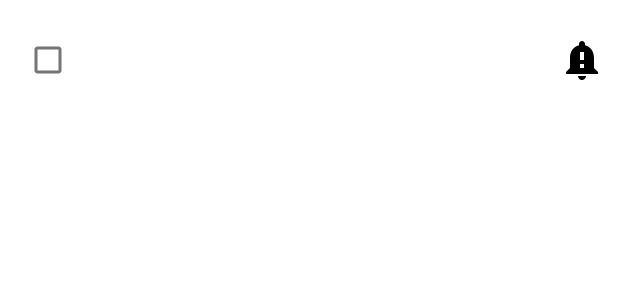
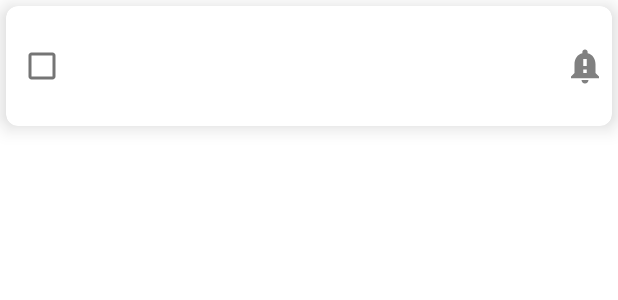
Before and after one commit to PasararAndrey/ToDo, an Android app: the layout task_item.xml on its own in the app's theme, with its tools: preview values and no code run, on a phone screen of 412 x 824 dp. Shown: the top 300 px of the screen. Run offline under Robolectric (Android 15) with nearby library versions, the phone set to English and light mode, and no system bars.

Commit message:
-Улучшен ввод данных : Выбор даты после текущего дня, кол-во символов - не больше 20. - Изменен внешний вид разметки добавления задачи, отдельного элемента списка -Минорные изменения в стилях, цветах и т.д.

```diff
--- a/app/build.gradle.kts
+++ b/app/build.gradle.kts
@@ -58,7 +58,7 @@ dependencies {
     val androidxJunitVersion = "1.1.2"
     val navigation = "2.3.5"
     val hiltVersion = "2.38.1"
-
+    val cardViewVersion = "1.0.0"
     implementation("androidx.appcompat:appcompat:$appCompatVersion")
     implementation("androidx.activity:activity-ktx:$activityVersion")
 
@@ -81,7 +81,7 @@ dependencies {
     // UI
     implementation("androidx.constraintlayout:constraintlayout:$constraintLayoutVersion")
     implementation("com.google.android.material:material:$materialVersion")
-
+    implementation("androidx.cardview:cardview:$cardViewVersion")
     //Navigation
     implementation("androidx.navigation:navigation-runtime-ktx:$navigation")
     implementation("androidx.navigation:navigation-fragment-ktx:$navigation")
--- a/app/src/main/java/com/example/todo/ui/fragment/tasks/TasksAdapter.kt
+++ b/app/src/main/java/com/example/todo/ui/fragment/tasks/TasksAdapter.kt
@@ -22,7 +22,7 @@ class TasksAdapter(
             binding.apply {
                 title.text = task.title
                 if (task.termDate != null) {
-                    description.text = DateFormat.getDateInstance().format(task.termDate).toString()
+                    termDate.text = DateFormat.getDateInstance().format(task.termDate).toString()
                 }
                 completeCheckbox.setOnCheckedChangeListener { _, isChecked ->
                     if (isChecked) {
--- a/app/src/main/res/drawable/task_important.xml
+++ b/app/src/main/res/drawable/task_important.xml
@@ -1,4 +1,4 @@
-<vector android:height="24dp" android:tint="#000000"
+<vector android:height="24dp" android:tint="#808080"
     android:viewportHeight="24" android:viewportWidth="24"
     android:width="24dp" xmlns:android="http://schemas.android.com/apk/res/android">
     <path android:fillColor="@android:color/white" android:pathData="M18,16v-5c0,-3.07 -1.64,-5.64 -4.5,-6.32L13.5,4c0,-0.83 -0.67,-1.5 -1.5,-1.5s-1.5,0.67 -1.5,1.5v0.68C7.63,5.36 6,7.92 6,11v5l-2,2v1h16v-1l-2,-2zM13,16h-2v-2h2v2zM13,12h-2L11,8h2v4zM12,22c1.1,0 2,-0.9 2,-2h-4c0,1.1 0.89,2 2,2z"/>
--- a/app/src/main/res/layout/app_bar_main.xml
+++ b/app/src/main/res/layout/app_bar_main.xml
@@ -9,14 +9,13 @@
     <com.google.android.material.appbar.AppBarLayout
         android:layout_width="match_parent"
         android:layout_height="wrap_content"
-
         >
 
         <androidx.appcompat.widget.Toolbar
             android:id="@+id/toolbar_main"
             android:layout_width="match_parent"
             style="@style/ThemeOverlay.MaterialComponents.Toolbar.Primary"
-            android:theme="@style/Theme_Toolbar"
+            android:theme="@style/ThemeToolbar"
             app:titleTextColor="@color/white"
             android:layout_height="?attr/actionBarSize"
             android:background="?attr/colorPrimary"
--- a/app/src/main/res/layout/task_item.xml
+++ b/app/src/main/res/layout/task_item.xml
@@ -1,46 +1,46 @@
 <?xml version="1.0" encoding="utf-8"?>
-<LinearLayout xmlns:android="http://schemas.android.com/apk/res/android"
+<androidx.cardview.widget.CardView xmlns:android="http://schemas.android.com/apk/res/android"
+    xmlns:app="http://schemas.android.com/apk/res-auto"
+    style="@style/TaskCardView"
     android:layout_width="match_parent"
-    android:layout_height="?android:attr/listPreferredItemHeightLarge"
-    android:orientation="horizontal"
-    android:paddingStart="@dimen/task_item_padding"
-    android:paddingEnd="@dimen/task_item_padding">
+    android:layout_height="?android:attr/listPreferredItemHeightLarge">
+
+    <RelativeLayout
+        android:layout_width="match_parent"
+        android:layout_height="match_parent">
+
         <CheckBox
             android:id="@+id/complete_checkbox"
             android:layout_width="wrap_content"
-        android:layout_height="wrap_content"
-        android:layout_gravity="center_vertical" />
-
-    <LinearLayout
-        android:layout_width="300dp"
-        android:layout_height="match_parent"
-        android:layout_marginStart="@dimen/text_layout_margin"
-        android:layout_marginEnd="@dimen/text_layout_margin"
-        android:orientation="vertical"
-        >
+            android:layout_height="match_parent" />
 
         <TextView
             android:id="@+id/title"
             android:layout_width="match_parent"
-            android:layout_height="wrap_content"
-            android:layout_gravity="top"
-            android:layout_marginTop="@dimen/task_item_text_margin"
-            android:layout_marginStart="@dimen/task_item_text_margin"
+            android:layout_height="48dp"
+            android:layout_toStartOf="@id/label_important"
+            android:layout_toEndOf="@id/complete_checkbox"
+            android:gravity="bottom"
             android:textAppearance="@style/TextAppearance.AppCompat.Title" />
 
         <TextView
-            android:id="@+id/description"
+            android:id="@+id/term_date"
             android:layout_width="match_parent"
-            android:layout_marginTop="@dimen/task_item_text_margin"
-            android:layout_marginStart="@dimen/task_item_text_margin"
-            android:layout_height="wrap_content"
+            android:layout_height="match_parent"
+            android:layout_below="@id/title"
+            android:layout_toStartOf="@id/label_important"
+            android:layout_toEndOf="@id/complete_checkbox"
+            android:gravity="bottom"
             android:textAppearance="@style/TextAppearance.AppCompat.Subhead" />
-    </LinearLayout>
 
         <ImageView
             android:id="@+id/label_important"
-        android:layout_width="match_parent"
+            android:layout_width="36dp"
             android:layout_height="match_parent"
+            android:layout_alignParentEnd="true"
             android:contentDescription="isImportantImage"
+            android:paddingEnd="4dp"
+            android:paddingStart="4dp"
             android:src="@drawable/task_important" />
-</LinearLayout>
+    </RelativeLayout>
+</androidx.cardview.widget.CardView>
--- a/app/src/main/res/menu/menu_fragment_tasks.xml
+++ b/app/src/main/res/menu/menu_fragment_tasks.xml
@@ -6,6 +6,7 @@
         android:id="@+id/action_search"
         android:icon="@drawable/action_search"
         android:title="@string/action_search"
+
         app:actionViewClass="androidx.appcompat.widget.SearchView"
         app:showAsAction="ifRoom" />
     <item
--- a/app/src/main/res/values/colors.xml
+++ b/app/src/main/res/values/colors.xml
@@ -7,4 +7,5 @@
     <color name="teal_700">#FF018786</color>
     <color name="black">#FF000000</color>
     <color name="white">#FFFFFFFF</color>
+    <color name="red" > #FF0000</color>
 </resources>
--- a/app/src/main/res/values/dimens.xml
+++ b/app/src/main/res/values/dimens.xml
@@ -2,10 +2,8 @@
 <resources>
     <dimen name="fab_margin">16dp</dimen>
     <dimen name="nav_header_height">168dp</dimen>
-    <dimen name="add_task_et_margin_top">16dp</dimen>
+    <dimen name="add_task_input_layout_margin">32dp</dimen>
     <dimen name="add_edit_task_layout_margin">16dp</dimen>
-    <dimen name="task_item_padding">8dp</dimen>
-    <dimen name="task_item_text_margin">4dp</dimen>
     <dimen name="text_layout_margin">8dp</dimen>
     <dimen name="task_detail_margin">16dp</dimen>
 </resources>
--- a/app/src/main/res/values/strings.xml
+++ b/app/src/main/res/values/strings.xml
@@ -2,7 +2,7 @@
     <string name="app_name">ToDo</string>
     <string name="nav_all_tasks_label">Tasks</string>
     <string name="fab">fab</string>
-    <string name="add_title_hint">Input your task</string>
+    <string name="add_title_hint">Task</string>
     <string name="add_goal_hint">Add description to the task</string>
     <string name="add_task">Add Task</string>
     <string name="action_search">Search</string>
--- a/app/src/main/res/values/styles.xml
+++ b/app/src/main/res/values/styles.xml
@@ -1,8 +1,17 @@
 <?xml version="1.0" encoding="utf-8"?>
 <resources>
 
-    <style name="Theme_Toolbar" parent="ThemeOverlay.MaterialComponents.Toolbar.Primary">
+    <style name="ThemeToolbar" parent="ThemeOverlay.MaterialComponents.Toolbar.Primary">
         <item name="colorOnPrimary">@color/white</item>
     </style>
 
+    <style name="TaskCardView" parent="Widget.MaterialComponents.CardView">
+        <item name="android:layout_margin">4dp</item>
+        <item name="cardBackgroundColor">@color/white</item>
+        <item name="cardCornerRadius">8dp</item>
+        <item name="cardElevation">8dp</item>
+        <item name="cardMaxElevation">10dp</item>
+        <item name="cardPreventCornerOverlap">true</item>
+    </style>
+
 </resources>
```
Also changed, not shown: app/src/main/java/com/example/todo/ui/fragment/addtask/AddEditTaskFragment.kt (+5 -2 lines), app/src/main/java/com/example/todo/ui/fragment/tasks/TasksFragment.kt (+7 -0 lines), app/src/main/res/layout/fragment_add_edit_task.xml (+20 -7 lines). Lines whose indentation alone changed are shown as unchanged.
